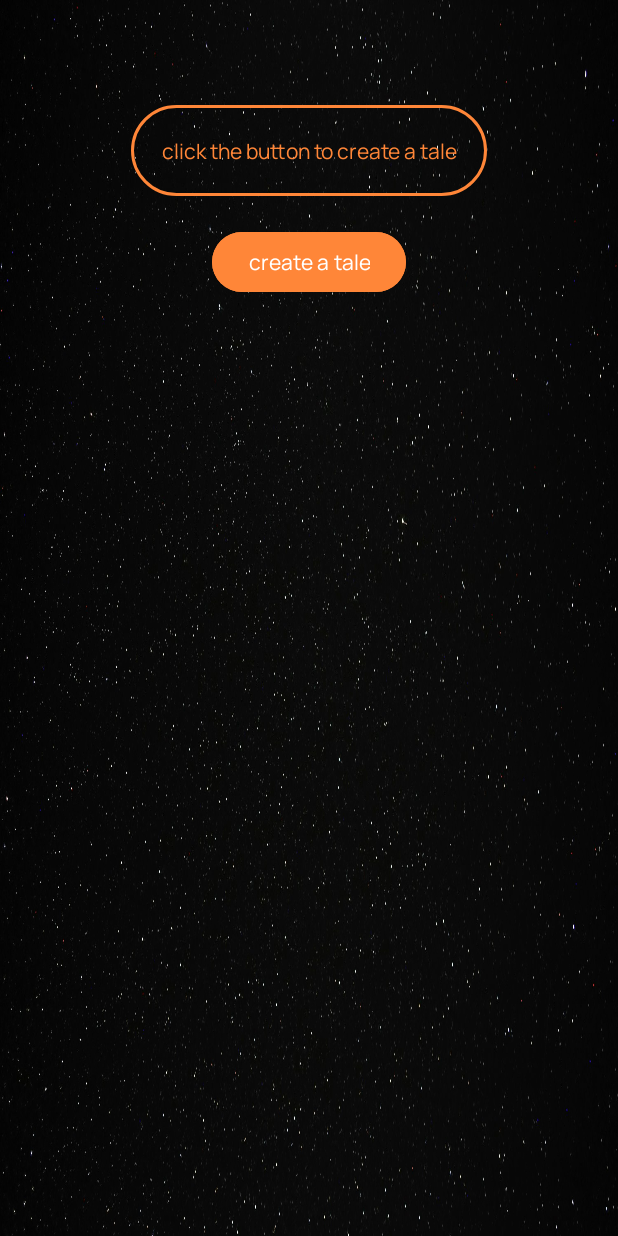
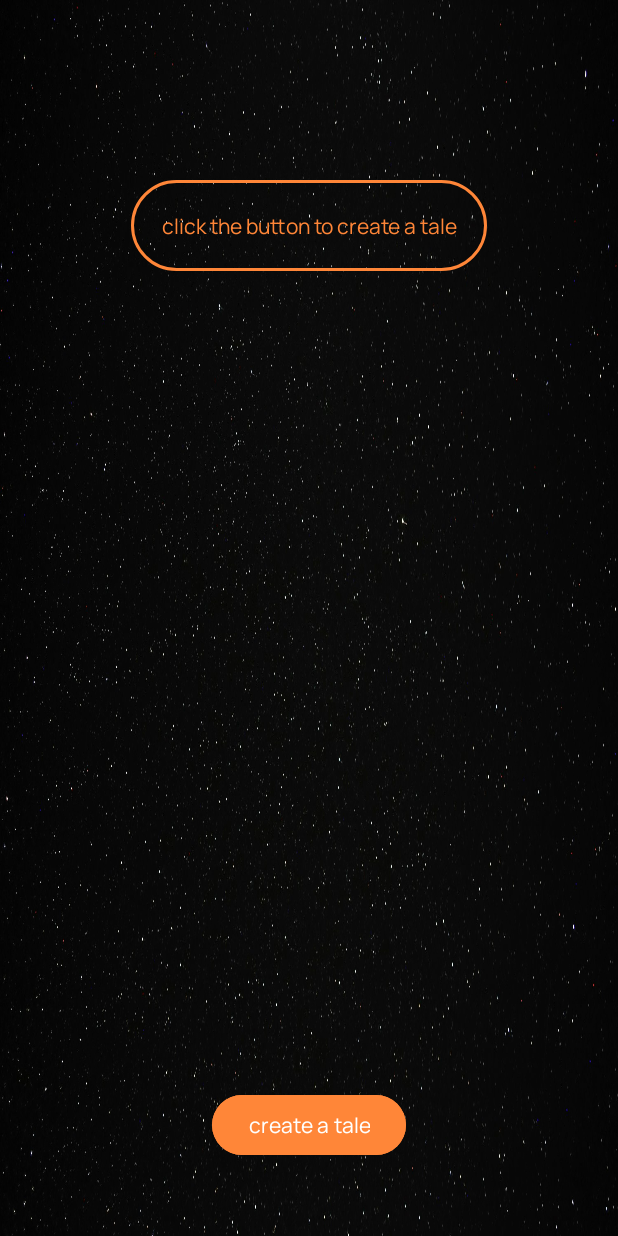
Before and after one commit to erdemyesilcicek/TaleTap, an Android app: the layout fragment_main.xml on its own in the app's theme, with its tools: preview values and no code run, on a phone screen of 412 x 824 dp. Run offline under Robolectric (Android 15) with nearby library versions, the phone set to English and light mode, and no system bars.

Commit message:
it's over

```diff
--- a/app/src/main/AndroidManifest.xml
+++ b/app/src/main/AndroidManifest.xml
@@ -6,9 +6,9 @@
         android:allowBackup="true"
         android:dataExtractionRules="@xml/data_extraction_rules"
         android:fullBackupContent="@xml/backup_rules"
-        android:icon="@mipmap/ic_launcher"
+        android:icon="@drawable/logo"
         android:label="@string/app_name"
-        android:roundIcon="@mipmap/ic_launcher_round"
+        android:roundIcon="@drawable/logo"
         android:supportsRtl="true"
         android:theme="@style/Theme.TaleTap"
         tools:targetApi="31">
--- a/app/src/main/java/com/erdemyesilcicek/taletap/MainFragment.kt
+++ b/app/src/main/java/com/erdemyesilcicek/taletap/MainFragment.kt
@@ -40,7 +40,7 @@ class MainFragment : Fragment() {
             apiKey = "AIzaSyB9EovNJ98Y86MbZOPyE8qdKfDOFRZphfE"
         )
 
-        val prompt = "Kısa ve anlamlı bir masal yaz, maksimum 2 paragraf olsun. Masalda dilediğin karakterleri kullanabilirsin. Masalın sonunda hayatın anlamı ile ilgili bir ders verilsin veya korkunç bir son ile bitsin."
+        val prompt = "Write a short and meaningful tale, maximum 2 paragraphs. You can use any characters you want in the fairy tale. At the end of the tale, give a lesson about the meaning of life or let it end with a terrible ending."
         MainScope().launch {
             val response = generativeModel.generateContent(prompt)
             //println(response.text)
--- a/app/src/main/res/layout/fragment_main.xml
+++ b/app/src/main/res/layout/fragment_main.xml
@@ -7,38 +7,34 @@
     android:background="@drawable/starwallpaper"
     tools:context=".MainFragment">
 
-    <LinearLayout
-        android:layout_width="match_parent"
-        android:layout_height="match_parent"
-        android:orientation="vertical"
-        android:layout_margin="60dp"
-        app:layout_constraintBottom_toBottomOf="parent"
-        app:layout_constraintEnd_toEndOf="parent"
-        app:layout_constraintStart_toStartOf="parent"
-        app:layout_constraintTop_toTopOf="parent">
 
     <TextView
         android:id="@+id/textView"
         android:layout_width="wrap_content"
         android:layout_height="wrap_content"
+        android:layout_gravity="center"
+        android:layout_marginTop="120dp"
+        android:background="@drawable/border"
+        android:fontFamily="@font/regular"
+        android:padding="20dp"
+        android:text="click the button to create a tale"
+        android:textAlignment="center"
         android:textColor="@color/softOrange"
-            android:text="click the button to create a tale"
-            android:layout_gravity="center"
-            android:textAlignment="center"
-            android:layout_margin="10dp"
-            android:fontFamily="@font/regular"
-            android:background="@drawable/border"
-            android:padding="20dp"/>
+        app:layout_constraintEnd_toEndOf="parent"
+        app:layout_constraintStart_toStartOf="parent"
+        app:layout_constraintTop_toTopOf="parent" />
 
     <Button
         android:id="@+id/creatorButton"
         android:layout_width="wrap_content"
         android:layout_height="wrap_content"
         android:layout_gravity="center"
-            android:layout_margin="10dp"
+        android:layout_marginBottom="50dp"
+        android:backgroundTint="@color/softOrange"
         android:fontFamily="@font/regular"
-            android:backgroundTint="@color/softOrange"
         android:onClick="creatorButtonClicked"
-            android:text="create a tale" />
-    </LinearLayout>
+        android:text="create a tale"
+        app:layout_constraintBottom_toBottomOf="parent"
+        app:layout_constraintEnd_toEndOf="parent"
+        app:layout_constraintStart_toStartOf="parent" />
 </androidx.constraintlayout.widget.ConstraintLayout>
```
Also changed, not shown: app/src/main/res/drawable/logo.png (added). Lines whose indentation alone changed are shown as unchanged.
